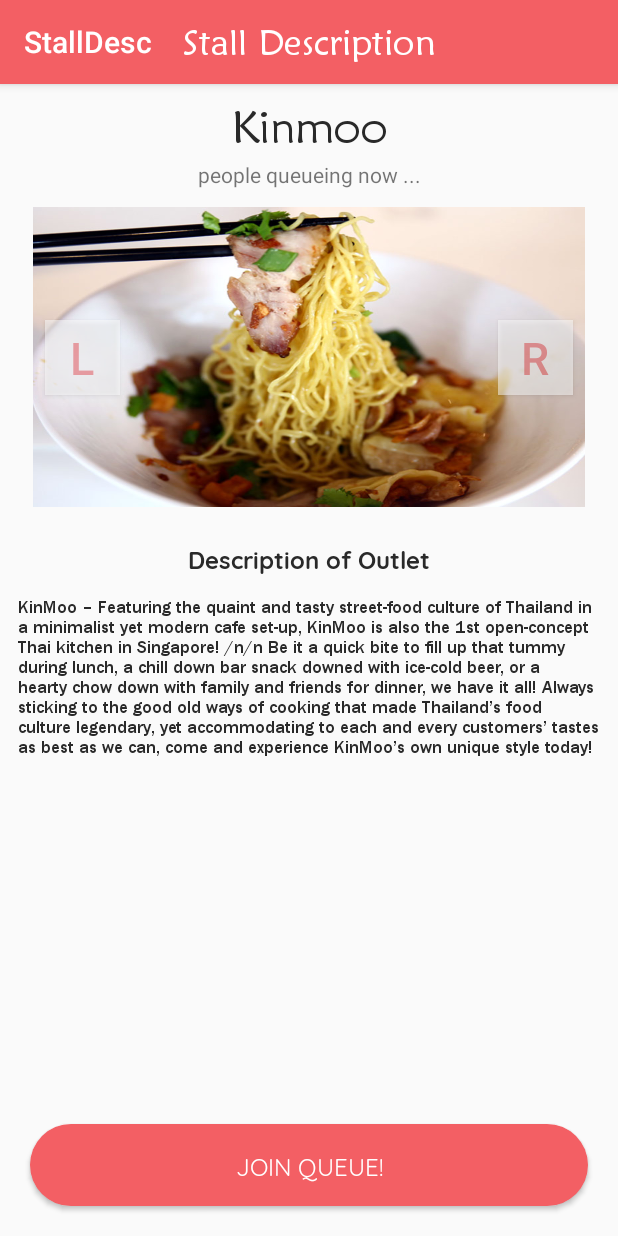
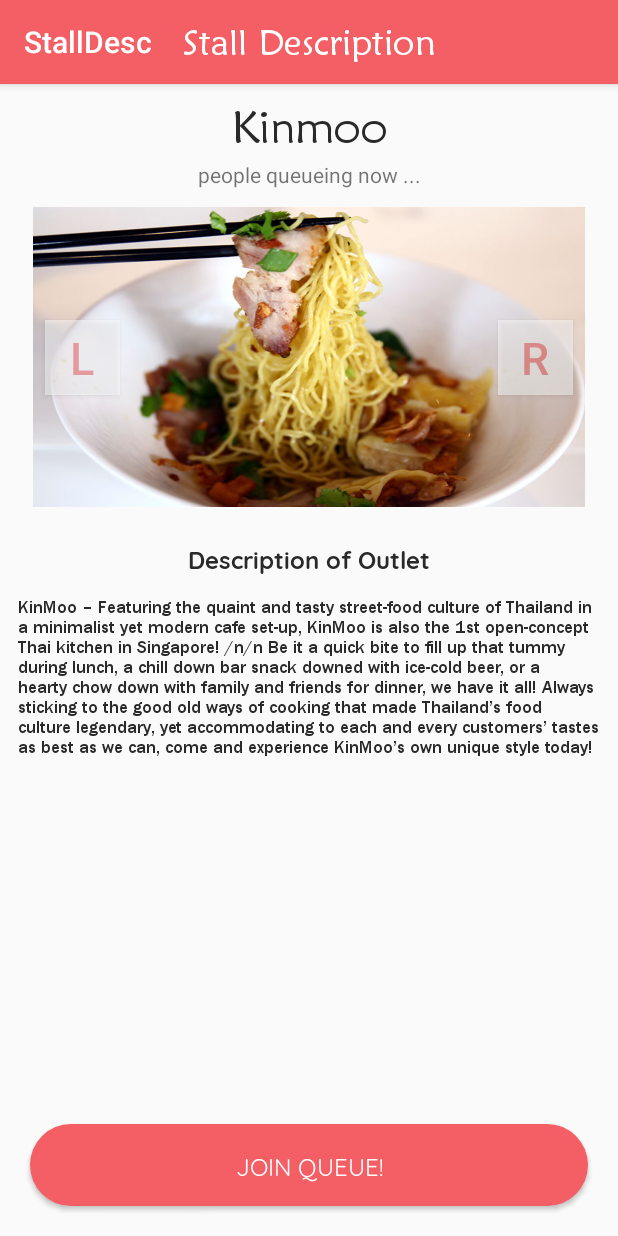
Before and after one commit to lyqht/Q, an Android app: the screen it shows after launch (Cust_QueueDesc), on a phone screen of 412 x 824 dp. Run offline under Robolectric (Android 15) with nearby library versions, the phone set to English and light mode, and no system bars.

Commit message:
changed ScaleType of imageView

```diff
--- a/app/src/main/res/layout/content_queue_desc.xml
+++ b/app/src/main/res/layout/content_queue_desc.xml
@@ -45,13 +45,11 @@
 
                 <ImageView
                     android:id="@+id/stall_image"
-                    android:layout_width="400dp"
+                    android:layout_width="match_parent"
                     android:layout_height="200dp"
                     android:layout_marginTop="12dp"
-                    android:maxWidth="100sp"
-                    android:maxHeight="400sp"
                     android:adjustViewBounds="true"
-                    android:scaleType="fitCenter"
+                    android:scaleType="centerCrop"
                     android:background="@drawable/kinmoo_02"
                     app:layout_constraintEnd_toEndOf="parent"
                     app:layout_constraintHorizontal_bias="0.50"
```
